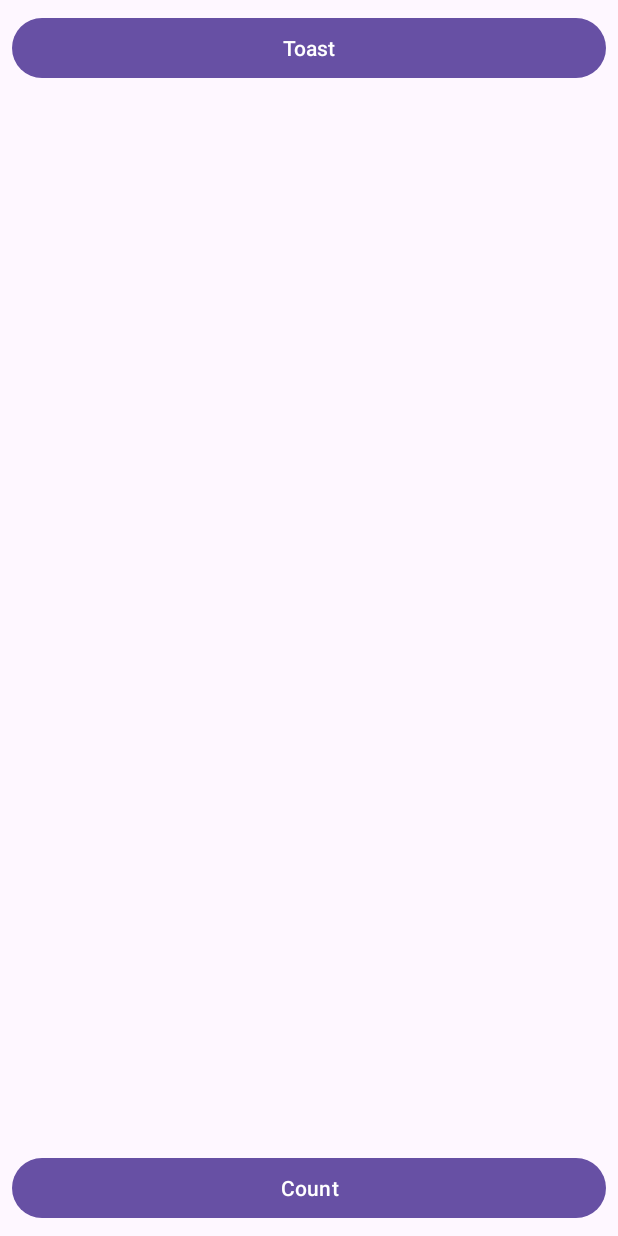
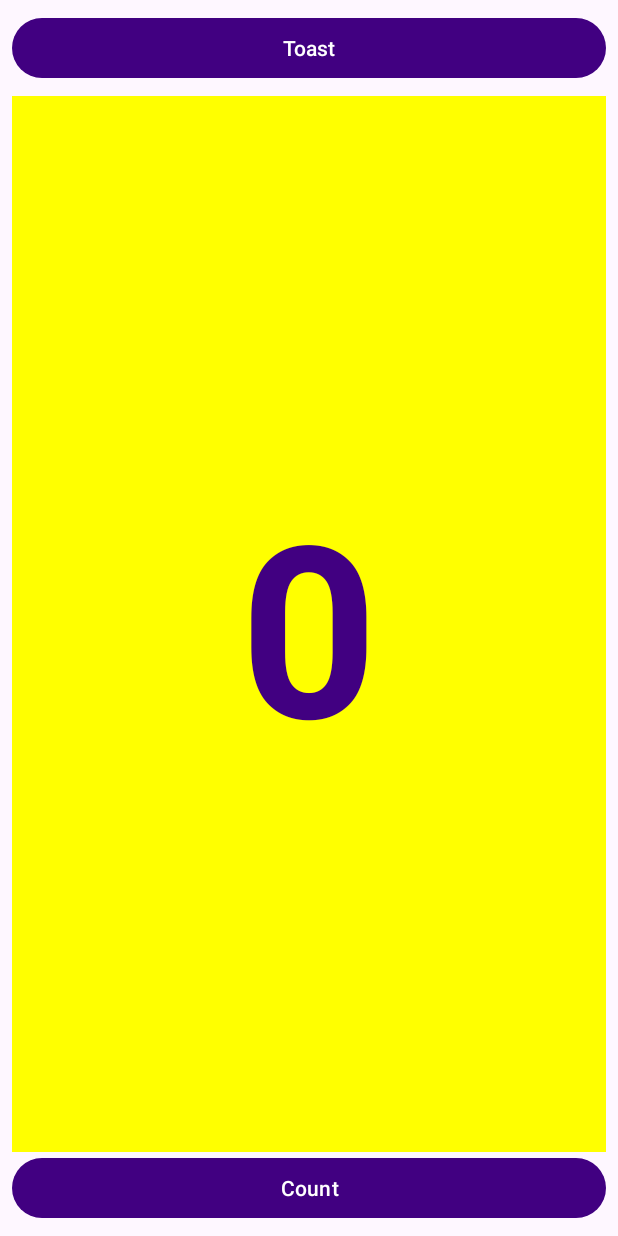
Before and after one commit to Akmtn02/Hello-Toast, an Android app: the screen it shows after launch (MainActivity), on a phone screen of 412 x 824 dp. Run offline under Robolectric (Android 15) with nearby library versions, the phone set to English and light mode, and no system bars.

Commit message:
~almost done

```diff
--- a/app/src/main/java/com/example/hellotoast/MainActivity.java
+++ b/app/src/main/java/com/example/hellotoast/MainActivity.java
@@ -3,12 +3,30 @@ package com.example.hellotoast;
 import androidx.appcompat.app.AppCompatActivity;
 
 import android.os.Bundle;
+import android.view.View;
+import android.widget.TextView;
+import android.widget.Toast;
 
 public class MainActivity extends AppCompatActivity {
-
+    private int mCount = 0;
+    private TextView mShowCount;
     @Override
     protected void onCreate(Bundle savedInstanceState) {
         super.onCreate(savedInstanceState);
         setContentView(R.layout.activity_main);
+        mShowCount = (TextView) findViewById(R.id.show_count);
+
+    }
+
+    public void showToast(View view) {
+        Toast toast = Toast.makeText(this, R.string.toast_message,
+                Toast.LENGTH_SHORT);
+        toast.show();
+    }
+
+    public void countUp(View view) {
+        mCount++;
+        if (mShowCount != null)
+            mShowCount.setText(Integer.toString(mCount));
     }
 }
--- a/app/src/main/res/layout/activity_main.xml
+++ b/app/src/main/res/layout/activity_main.xml
@@ -15,12 +15,15 @@
         android:layout_marginTop="8dp"
         android:layout_marginEnd="8dp"
         android:layout_marginRight="8dp"
-        android:text="Toast"
+        android:text="@string/button_label_toast"
         android:textColor="@android:color/white"
+        app:backgroundTint="@color/colorPrimary"
         app:layout_constraintEnd_toEndOf="parent"
         app:layout_constraintHorizontal_bias="0.465"
         app:layout_constraintStart_toStartOf="parent"
-        app:layout_constraintTop_toTopOf="parent" />
+        app:layout_constraintTop_toTopOf="parent"
+        android:onClick="showToast"
+        />
 
     <Button
         android:id="@+id/button_count"
@@ -31,9 +34,36 @@
         android:layout_marginEnd="8dp"
         android:layout_marginRight="8dp"
         android:layout_marginBottom="8dp"
-        android:text="Count"
+
+        android:gravity="center"
+        android:text="@string/button_label_count"
+        app:backgroundTint="@color/colorPrimary"
         app:layout_constraintBottom_toBottomOf="parent"
+
         app:layout_constraintEnd_toEndOf="parent"
         app:layout_constraintStart_toStartOf="parent"
-        tools:textColor="@color/white" />
+        tools:textColor="@color/white"
+        android:onClick="countUp" />
+
+    <TextView
+        android:id="@+id/show_count"
+        android:layout_width="0dp"
+        android:layout_height="0dp"
+        android:layout_marginStart="8dp"
+        android:layout_marginLeft="8dp"
+        android:layout_marginTop="8dp"
+        android:layout_marginEnd="8dp"
+        android:layout_marginRight="8dp"
+        android:background="#FFFF00"
+        android:gravity="center|center_horizontal"
+        android:text="@string/count_initial_value"
+        android:textAlignment="center"
+        android:textColor="@color/colorPrimary"
+        android:textSize="160sp"
+        android:textStyle="bold"
+        app:layout_constraintBottom_toTopOf="@+id/button_count"
+        app:layout_constraintEnd_toEndOf="parent"
+        app:layout_constraintStart_toStartOf="parent"
+        app:layout_constraintTop_toBottomOf="@+id/button_toast"
+        app:layout_constraintVertical_bias="0.507" />
 </androidx.constraintlayout.widget.ConstraintLayout>
--- a/app/src/main/res/values/colors.xml
+++ b/app/src/main/res/values/colors.xml
@@ -2,4 +2,5 @@
 <resources>
     <color name="black">#FF000000</color>
     <color name="white">#FFFFFFFF</color>
+    <color name = "colorPrimary">#410081</color>
 </resources>
--- a/app/src/main/res/values/strings.xml
+++ b/app/src/main/res/values/strings.xml
@@ -1,3 +1,7 @@
 <resources>
     <string name="app_name">Hello Toast</string>
+    <string name="button_label_toast">Toast</string>
+    <string name="button_label_count">Count</string>
+    <string name="count_initial_value">0</string>
+    <string name="toast_message">Hello Toast!</string>
 </resources>
```
